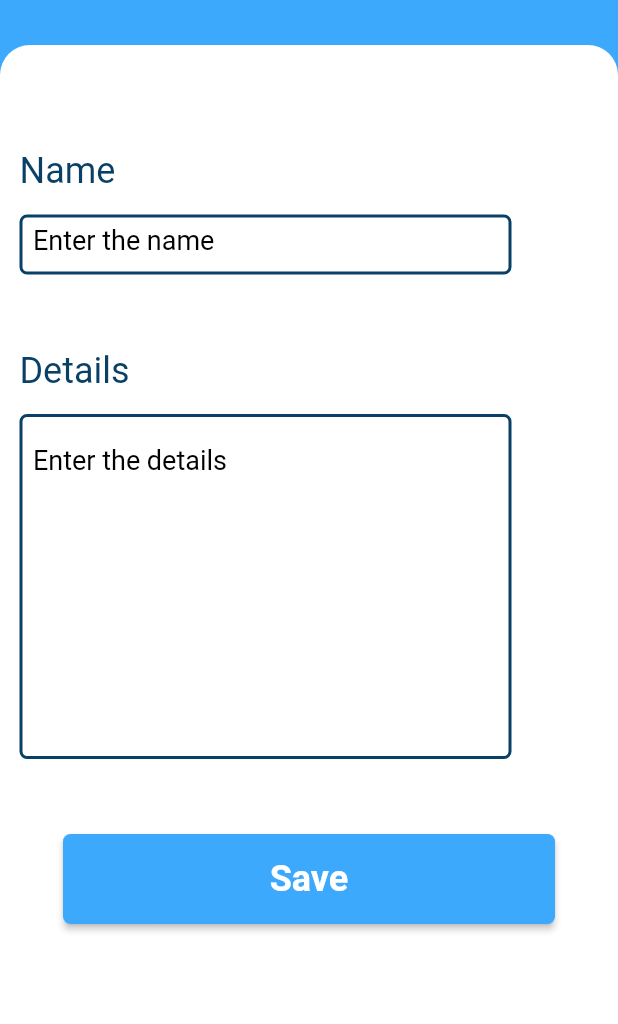
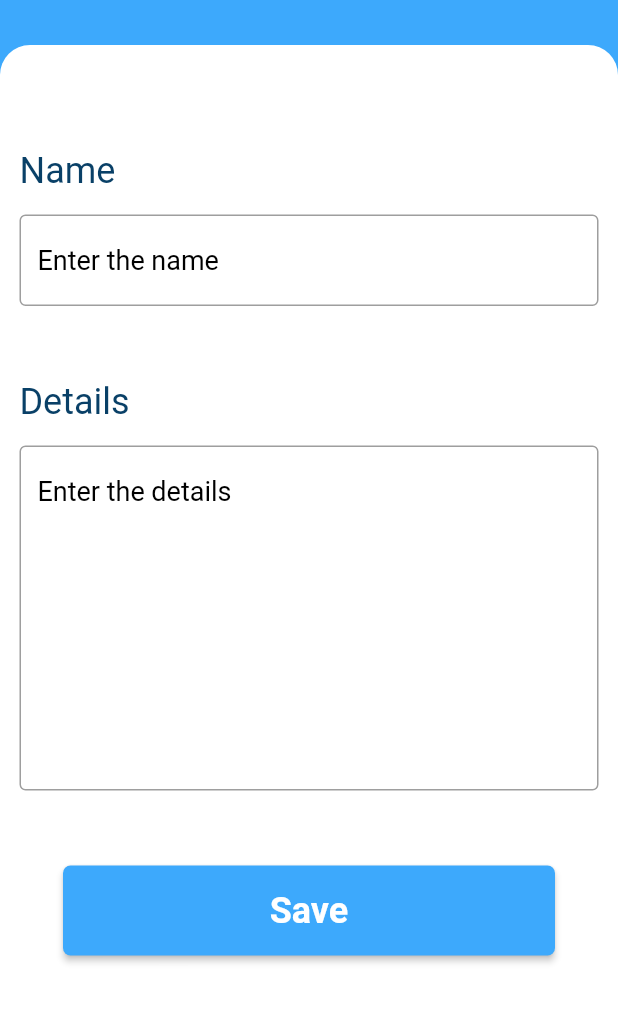
Before and after one commit to root7277/todo_app, a Flutter app: the NewTodeScreen screen opened by its route, on a phone screen of 412 x 824 dp, the part 117-1141 px from its top. Run offline on Flutter 3.47's test engine with Material 2 defaults, Android fonts, the phone set to English and light mode, and no system bars; our stand-ins replace flutter_svg.

Commit message:
UI to'g'rilandi

```diff
--- a/lib/screens/edit_todo_screen.dart
+++ b/lib/screens/edit_todo_screen.dart
@@ -1,7 +1,9 @@
 import 'package:flutter/material.dart';
 import 'package:flutter_svg/flutter_svg.dart';
-import 'package:todo_app/widgets/input_widget.dart';
+import 'package:todo_app/widgets/input_name_widget.dart';
 import 'package:todo_app/widgets/name_widget.dart';
+
+import '../widgets/input_details_widget.dart';
 
 class EditTodoScreen extends StatefulWidget {
   const EditTodoScreen({super.key});
@@ -45,11 +47,11 @@ class _EditTodoScreenState extends State<EditTodoScreen> {
                   const SizedBox(height: 70),
                   const NameWidget(text: 'Name'),
                   const SizedBox(height: 15),
-                  const InputWidget(width: 328, heigth: 40, hintText: 'Enter the name'),
+                  const InputNameWidget(hintText: 'Enter the name'),
                   const SizedBox(height: 50),
                   const NameWidget(text: 'Details'),
                   const SizedBox(height: 15),
-                  const InputWidget(width: 328, heigth: 230, hintText: 'Enter the details'),
+                  const InputDetailsWidget(hintTextDetails: 'Enter the details'),
                   const SizedBox(height: 50),
                   Padding(
                     padding: const EdgeInsets.only(left: 13, right: 13),
--- a/lib/screens/new_todo_screen.dart
+++ b/lib/screens/new_todo_screen.dart
@@ -1,8 +1,10 @@
 import 'package:flutter/material.dart';
 import 'package:flutter_svg/flutter_svg.dart';
 import 'package:todo_app/widgets/elevated_bottom.dart';
-import 'package:todo_app/widgets/input_widget.dart';
+import 'package:todo_app/widgets/input_name_widget.dart';
 import 'package:todo_app/widgets/name_widget.dart';
+
+import '../widgets/input_details_widget.dart';
 
 class NewTodeScreen extends StatefulWidget {
   const NewTodeScreen({super.key});
@@ -46,11 +48,11 @@ class _NewTodeScreenState extends State<NewTodeScreen> {
                   SizedBox(height: 70),
                   NameWidget(text: 'Name'),
                   SizedBox(height: 15),
-                  InputWidget(width: 328, heigth: 40, hintText: 'Enter the name'),
+                  InputNameWidget(hintText: 'Enter the name'),
                   SizedBox(height: 50),
                   NameWidget(text: 'Details'),
                   SizedBox(height: 15),
-                  InputWidget(width: 328, heigth: 230, hintText: 'Enter the details'),
+                  InputDetailsWidget(hintTextDetails: 'Enter the details'),
                   SizedBox(height: 50),
                   Row(
                     mainAxisAlignment: MainAxisAlignment.center,
--- a/lib/widgets/elevated_bottom.dart
+++ b/lib/widgets/elevated_bottom.dart
@@ -8,6 +8,7 @@ class ElevatedBottomSave extends StatefulWidget {
 }
 
 class _ElevatedBottomSaveState extends State<ElevatedBottomSave> {
+  TextEditingController controller_1 = TextEditingController();
   @override
   Widget build(BuildContext context) {
     return ElevatedButton(
--- /dev/null
+++ b/lib/widgets/input_details_widget.dart
@@ -0,0 +1,28 @@
+import 'package:flutter/material.dart';
+
+class InputDetailsWidget extends StatefulWidget {
+  final String hintTextDetails;
+  const InputDetailsWidget({super.key, required this.hintTextDetails});
+
+  @override
+  State<InputDetailsWidget> createState() => _InputDetailsWidgetState();
+}
+
+class _InputDetailsWidgetState extends State<InputDetailsWidget> {
+  TextEditingController controllerDetails = TextEditingController();
+  @override
+  Widget build(BuildContext context) {
+    return Padding(
+      padding: const EdgeInsets.only(left: 13, right: 13),
+        child: TextField(
+          maxLines: 10,
+          controller: controllerDetails,
+          decoration: InputDecoration(
+            hintText: widget.hintTextDetails,
+            hintStyle: const TextStyle(fontSize: 18, fontWeight: FontWeight.w400, color: Colors.black),
+            border: const OutlineInputBorder(),
+          ),
+        ),
+    );
+  }
+}
--- /dev/null
+++ b/lib/widgets/input_name_widget.dart
@@ -0,0 +1,29 @@
+import 'package:flutter/material.dart';
+
+class InputNameWidget extends StatefulWidget {
+
+  final String hintText;
+  const InputNameWidget({super.key, required this.hintText});
+
+  @override
+  State<InputNameWidget> createState() => _InputNameWidgetState();
+}
+
+class _InputNameWidgetState extends State<InputNameWidget> {
+  TextEditingController controllerName = TextEditingController();
+  @override
+  Widget build(BuildContext context) {
+    return Padding(
+      padding: const EdgeInsets.only(left: 13, right: 13),
+        child: TextField(
+          maxLines: 1,
+          controller: controllerName,
+          decoration: InputDecoration(
+            hintText: widget.hintText,
+            hintStyle: const TextStyle(fontSize: 18, fontWeight: FontWeight.w400, color: Colors.black),
+            border: const OutlineInputBorder(),
+          ),
+        ),
+    );
+  }
+}
--- a/lib/widgets/input_widget.dart
+++ /dev/null
@@ -1,43 +0,0 @@
-import 'package:flutter/material.dart';
-
-class InputWidget extends StatefulWidget {
-  final double width;
-  final double heigth;
-  final String hintText;
-  const InputWidget({super.key, required this.width, required this.heigth, required this.hintText});
-
-  @override
-  State<InputWidget> createState() => _InputWidgetState();
-}
-
-class _InputWidgetState extends State<InputWidget> {
-  TextEditingController controller = TextEditingController();
-  @override
-  Widget build(BuildContext context) {
-    return Padding(
-      padding: const EdgeInsets.only(left: 13),
-      child: Container(
-        padding: const EdgeInsets.only(left: 7, top: 5),
-        width: widget.width,
-        height: widget.heigth,
-        decoration: BoxDecoration(
-          border: Border.all(
-            color: const Color(0xFF094067),
-            width: 2,
-          ),
-          borderRadius: const BorderRadius.all(Radius.circular(5)),
-          color: Colors.white
-        ),
-        child: TextField(
-          controller: controller,
-          decoration: InputDecoration(
-            hintText: widget.hintText,
-            hintStyle: const TextStyle(fontSize: 18, fontWeight: FontWeight.w400, color: Colors.black),
-            hintMaxLines: 5,
-            border: InputBorder.none
-          ),
-        ),
-      ),
-    );
-  }
-}
```
